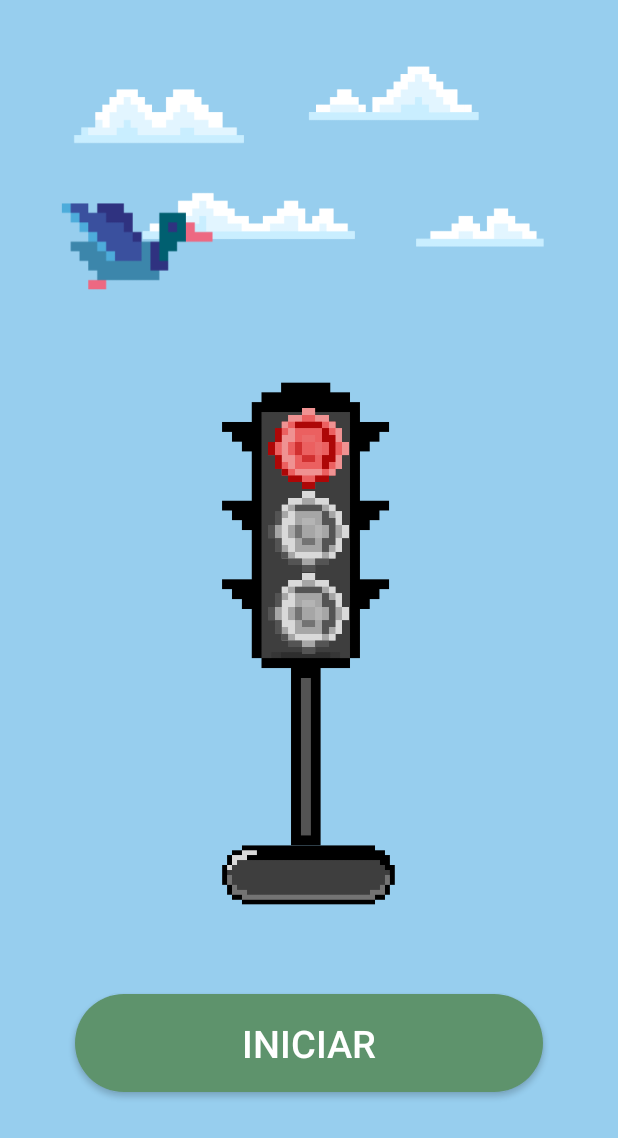
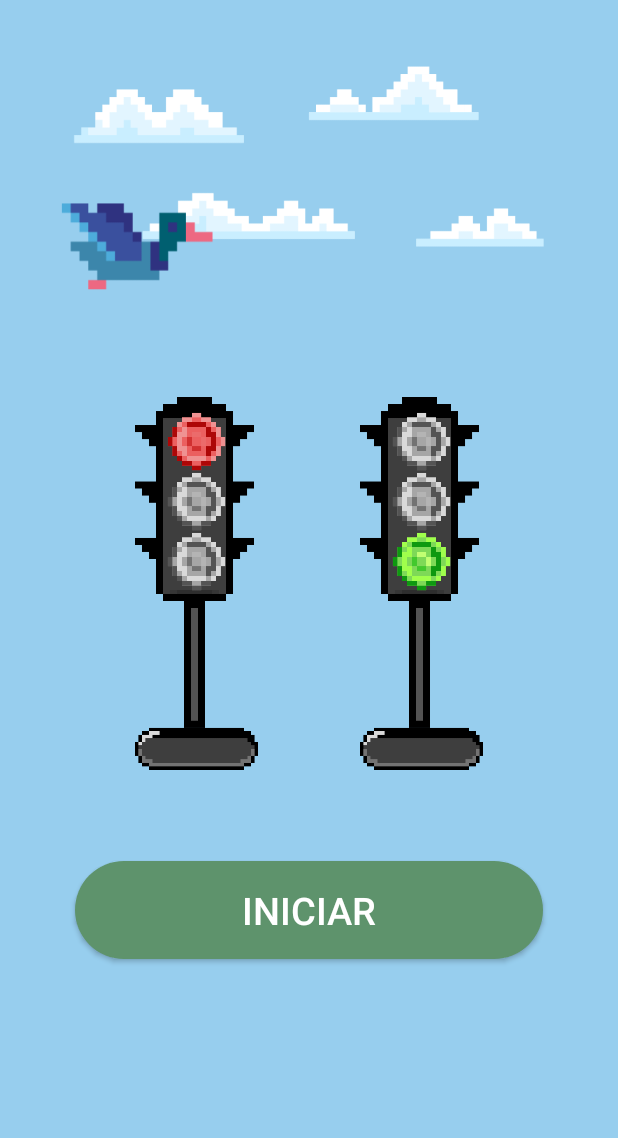
Before and after one commit to pizzatoev/semaforo_hilos, an Android app: the screen it shows after launch (MainActivity), after a tap on "INICIAR", on a phone screen of 412 x 824 dp. Shown: the top 1138 px of the screen. Run offline under Robolectric (Android 15) with nearby library versions, the phone set to English and light mode, and no system bars.

Commit message:
Fase 5: 2 Semaforos con tres focos que funcionan en paralelo, enciende 1 a la vez

```diff
--- a/app/src/main/java/com/example/semaforohilos/MainActivity.java
+++ b/app/src/main/java/com/example/semaforohilos/MainActivity.java
@@ -17,6 +17,11 @@
     ImageView imgLuzAma;
     ImageView imgLuzVer;
 
+    //semaforo 2
+    ImageView imgLuzRojo2;
+    ImageView imgLuzAma2;
+    ImageView imgLuzVer2;
+
     @Override
     protected void onCreate(Bundle savedInstanceState) {
         super.onCreate(savedInstanceState);
@@ -26,6 +31,11 @@
         imgLuzRojo = findViewById(R.id.imgLuzRojo);
         imgLuzAma = findViewById(R.id.imgLuzAma);
         imgLuzVer = findViewById(R.id.imgLuzVer);
+
+        //Para el segundo semaforo
+        imgLuzRojo2 = findViewById(R.id.imgLuzRojo2);
+        imgLuzAma2 = findViewById(R.id.imgLuzAma2);
+        imgLuzVer2 = findViewById(R.id.imgLuzVer2);
 
         btnIniciar.setOnClickListener(new View.OnClickListener() {
             @Override
@@ -76,10 +86,90 @@
                             catch (InterruptedException e){
                                 e.printStackTrace();
                             }
+                            runOnUiThread(new Runnable() {
+                                @Override
+                                public void run() {
+                                    imgLuzAma.setImageResource(R.drawable.luz_amarilla);
+                                    imgLuzRojo.setImageResource(R.drawable.luz_off);
+                                    imgLuzVer.setImageResource(R.drawable.luz_off);
+                                }
+                            });
+                            try {
+                                Thread.sleep(5000);
+                            }
+                            catch (InterruptedException e){
+                                e.printStackTrace();
+                            }
                         }
                     }
                 });
                 thread.start();
+
+                //Semaforo 2-----------------------
+                Thread thread2 = new Thread(new Runnable() {
+                    @Override
+                    public void run() {
+                        while (true) {
+                            runOnUiThread(new Runnable() {
+                                @Override
+                                public void run() {
+                                    imgLuzRojo2.setImageResource(R.drawable.luz_off);
+                                    imgLuzAma2.setImageResource(R.drawable.luz_off);
+                                    imgLuzVer2.setImageResource(R.drawable.luz_verde);
+                                }
+                            });
+                            try {
+                                Thread.sleep(5000);
+                            }
+                            catch (InterruptedException e){
+                                e.printStackTrace();
+                            }
+                            runOnUiThread(new Runnable() {
+                                @Override
+                                public void run() {
+                                    imgLuzAma2.setImageResource(R.drawable.luz_amarilla);
+                                    imgLuzRojo2.setImageResource(R.drawable.luz_off);
+                                    imgLuzVer2.setImageResource(R.drawable.luz_off);
+                                }
+                            });
+                            try {
+                                Thread.sleep(5000);
+                            }
+                            catch (InterruptedException e){
+                                e.printStackTrace();
+                            }
+                            runOnUiThread(new Runnable() {
+                                @Override
+                                public void run() {
+                                    imgLuzVer2.setImageResource(R.drawable.luz_off);
+                                    imgLuzRojo2.setImageResource(R.drawable.luz_roja);
+                                    imgLuzAma2.setImageResource(R.drawable.luz_off);
+                                }
+                            });
+                            try {
+                                Thread.sleep(5000);
+                            }
+                            catch (InterruptedException e){
+                                e.printStackTrace();
+                            }
+                            runOnUiThread(new Runnable() {
+                                @Override
+                                public void run() {
+                                    imgLuzAma2.setImageResource(R.drawable.luz_amarilla);
+                                    imgLuzRojo2.setImageResource(R.drawable.luz_off);
+                                    imgLuzVer2.setImageResource(R.drawable.luz_off);
+                                }
+                            });
+                            try {
+                                Thread.sleep(5000);
+                            }
+                            catch (InterruptedException e){
+                                e.printStackTrace();
+                            }
+                        }
+                    }
+                });
+                thread2.start();
             }
         });
 
--- a/app/src/main/res/layout/activity_main.xml
+++ b/app/src/main/res/layout/activity_main.xml
@@ -16,43 +16,75 @@
 
         <LinearLayout
             android:layout_width="match_parent"
-            android:layout_height="567dp"
+            android:layout_height="wrap_content"
+            android:orientation="horizontal"
             android:gravity="center"
-            android:orientation="horizontal">
-
+            android:layout_marginTop="80dp">
             <FrameLayout
-                android:layout_width="250dp"
-                android:layout_height="390dp"
-                android:layout_marginTop="100dp">
+                android:layout_width="150dp"
+                android:layout_height="290dp"
+                android:layout_marginTop="20dp">
 
                 <ImageView
                     android:id="@+id/imageView"
                     android:layout_width="match_parent"
                     android:layout_height="match_parent"
-                    app:srcCompat="@drawable/semaforo_largo" />
+                    app:srcCompat="@drawable/semaforo_largo"
+                    />
+                <ImageView
+                    android:id="@+id/imgLuzRojo"
+                    android:layout_width="50dp"
+                    android:layout_height="50dp"
+                    android:layout_gravity="center_horizontal"
+                    android:layout_marginTop="25dp"
+                    android:src="@drawable/luz_off" />
+                <ImageView
+                    android:id="@+id/imgLuzAma"
+                    android:layout_width="50dp"
+                    android:layout_height="50dp"
+                    android:layout_gravity="center_horizontal"
+                    android:layout_marginTop="65dp"
+                    android:src="@drawable/luz_off" />
+                <ImageView
+                    android:id="@+id/imgLuzVer"
+                    android:layout_width="50dp"
+                    android:layout_height="50dp"
+                    android:layout_gravity="center_horizontal"
+                    android:layout_marginTop="105dp"
+                    android:src="@drawable/luz_off" />
+            </FrameLayout>
+
+            <FrameLayout
+                android:layout_width="150dp"
+                android:layout_height="290dp"
+                android:layout_marginTop="20dp">
 
                 <ImageView
-                    android:id="@+id/imgLuzRojo"
-                    android:layout_width="70dp"
-                    android:layout_height="70dp"
+                    android:id="@+id/imageView2"
+                    android:layout_width="match_parent"
+                    android:layout_height="match_parent"
+                    app:srcCompat="@drawable/semaforo_largo"
+                    />
+                <ImageView
+                    android:id="@+id/imgLuzRojo2"
+                    android:layout_width="50dp"
+                    android:layout_height="50dp"
                     android:layout_gravity="center_horizontal"
-                    android:layout_marginTop="30dp"
+                    android:layout_marginTop="25dp"
                     android:src="@drawable/luz_off" />
-
                 <ImageView
-                    android:id="@+id/imgLuzAma"
-                    android:layout_width="70dp"
-                    android:layout_height="70dp"
+                    android:id="@+id/imgLuzAma2"
+                    android:layout_width="50dp"
+                    android:layout_height="50dp"
                     android:layout_gravity="center_horizontal"
-                    android:layout_marginTop="85dp"
+                    android:layout_marginTop="65dp"
                     android:src="@drawable/luz_off" />
-
                 <ImageView
-                    android:id="@+id/imgLuzVer"
-                    android:layout_width="70dp"
-                    android:layout_height="70dp"
+                    android:id="@+id/imgLuzVer2"
+                    android:layout_width="50dp"
+                    android:layout_height="50dp"
                     android:layout_gravity="center_horizontal"
-                    android:layout_marginTop="140dp"
+                    android:layout_marginTop="105dp"
                     android:src="@drawable/luz_off" />
             </FrameLayout>
         </LinearLayout>
```
